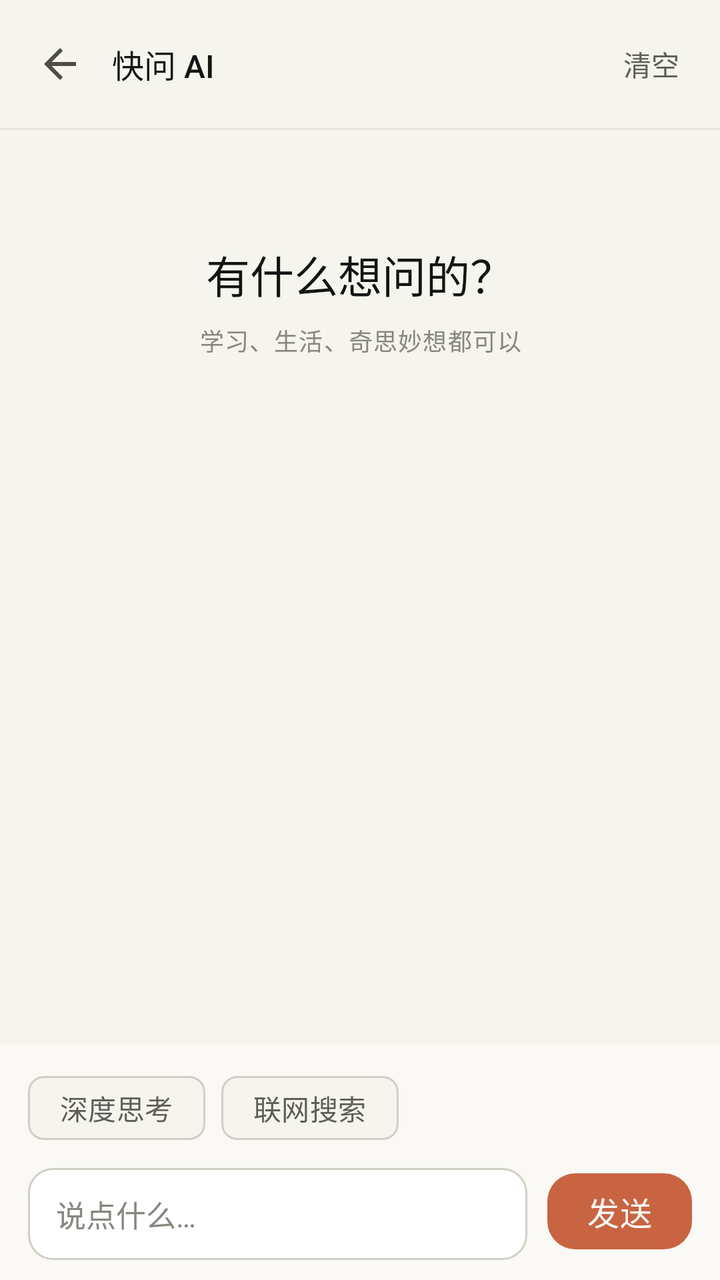
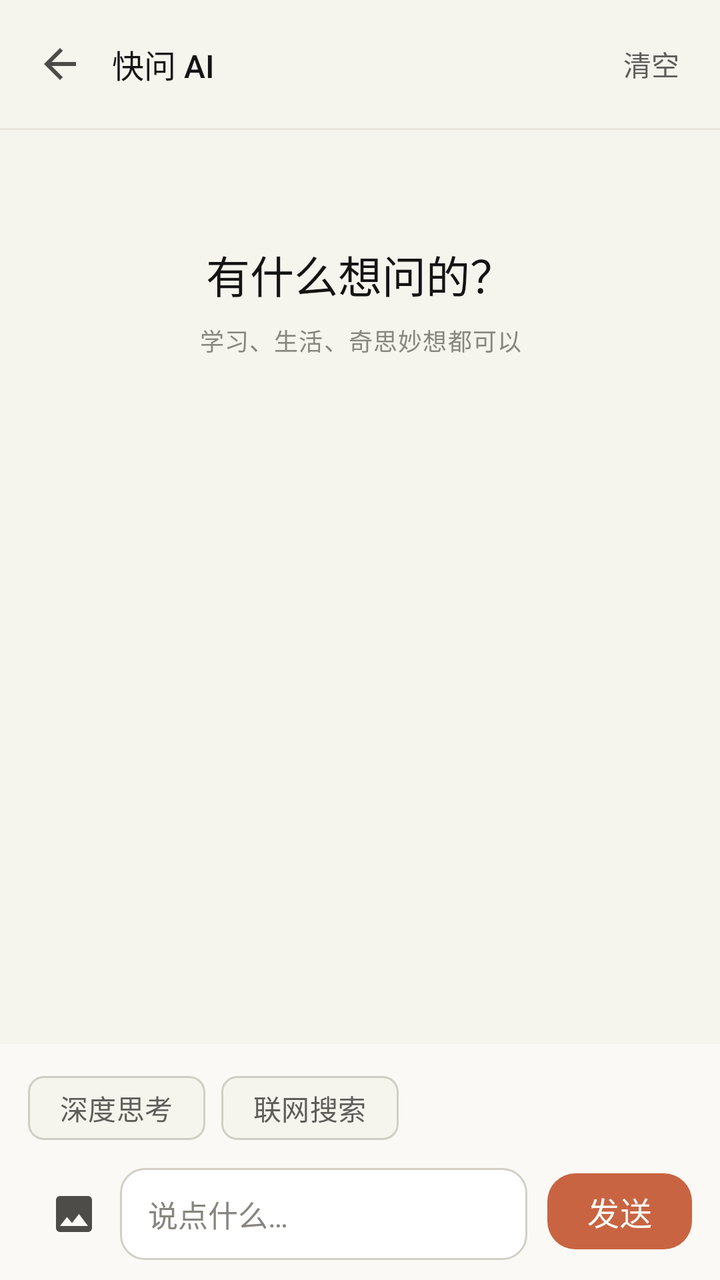

An Android layout rendered at two revisions. The XML below is the earlier revision; the diff shows what the commit changed to produce the second picture.
<!-- AndroidManifest.xml: application theme Theme.FlashSearch -->
<!-- res/layout/activity_chat.xml -->
<?xml version="1.0" encoding="utf-8"?>
<LinearLayout xmlns:android="http://schemas.android.com/apk/res/android"
    xmlns:app="http://schemas.android.com/apk/res-auto"
    android:id="@+id/root"
    android:layout_width="match_parent"
    android:layout_height="match_parent"
    android:background="@color/parchment"
    android:fitsSystemWindows="true"
    android:orientation="vertical">

    
    <LinearLayout
        android:id="@+id/headerBar"
        android:layout_width="match_parent"
        android:layout_height="wrap_content"
        android:background="@color/parchment"
        android:gravity="center_vertical"
        android:orientation="horizontal"
        android:paddingStart="8dp"
        android:paddingTop="8dp"
        android:paddingEnd="8dp"
        android:paddingBottom="8dp">

        <ImageButton
            android:id="@+id/backButton"
            android:layout_width="44dp"
            android:layout_height="44dp"
            android:background="?attr/selectableItemBackgroundBorderless"
            android:contentDescription="@string/action_close"
            android:src="@drawable/ic_arrow_back"
            app:tint="@color/charcoal_warm" />

        <TextView
            android:id="@+id/headerTitle"
            android:layout_width="0dp"
            android:layout_height="wrap_content"
            android:layout_marginStart="4dp"
            android:layout_weight="1"
            android:text="@string/chat_title"
            android:textAppearance="@style/TextAppearance.FlashSearch.Serif.Section" />

        <com.google.android.material.button.MaterialButton
            android:id="@+id/clearButton"
            style="@style/Widget.FlashSearch.TextButton"
            android:layout_width="wrap_content"
            android:layout_height="wrap_content"
            android:minWidth="0dp"
            android:text="@string/chat_clear" />
    </LinearLayout>

    <View
        android:layout_width="match_parent"
        android:layout_height="1dp"
        android:background="@color/border_warm" />

    
    <FrameLayout
        android:layout_width="match_parent"
        android:layout_height="0dp"
        android:layout_weight="1">

        <androidx.recyclerview.widget.RecyclerView
            android:id="@+id/messageList"
            android:layout_width="match_parent"
            android:layout_height="match_parent"
            android:clipToPadding="false"
            android:paddingStart="14dp"
            android:paddingTop="12dp"
            android:paddingEnd="14dp"
            android:paddingBottom="12dp" />

        
        <ScrollView
            android:id="@+id/emptyBox"
            android:layout_width="match_parent"
            android:layout_height="match_parent"
            android:fillViewport="true">

            <LinearLayout
                android:layout_width="match_parent"
                android:layout_height="wrap_content"
                android:gravity="center_horizontal"
                android:orientation="vertical"
                android:paddingStart="24dp"
                android:paddingTop="56dp"
                android:paddingEnd="24dp"
                android:paddingBottom="24dp">

                <TextView
                    android:layout_width="wrap_content"
                    android:layout_height="wrap_content"
                    android:text="@string/chat_greeting"
                    android:textAppearance="@style/TextAppearance.FlashSearch.Serif.Title" />

                <TextView
                    android:layout_width="wrap_content"
                    android:layout_height="wrap_content"
                    android:layout_marginTop="8dp"
                    android:gravity="center"
                    android:text="@string/chat_greeting_hint"
                    android:textAppearance="@style/TextAppearance.FlashSearch.Caption" />

                <com.google.android.material.chip.ChipGroup
                    android:id="@+id/suggestionGroup"
                    android:layout_width="match_parent"
                    android:layout_height="wrap_content"
                    android:layout_marginTop="24dp"
                    app:chipSpacingVertical="10dp"
                    app:singleLine="false" />
            </LinearLayout>
        </ScrollView>

        <ProgressBar
            android:id="@+id/connecting"
            android:layout_width="wrap_content"
            android:layout_height="wrap_content"
            android:layout_gravity="center"
            android:visibility="gone" />
    </FrameLayout>

    
    <LinearLayout
        android:layout_width="match_parent"
        android:layout_height="wrap_content"
        android:background="@color/ivory"
        android:orientation="vertical"
        android:paddingStart="14dp"
        android:paddingTop="8dp"
        android:paddingEnd="14dp"
        android:paddingBottom="10dp">

        <com.google.android.material.chip.ChipGroup
            android:id="@+id/switchGroup"
            android:layout_width="match_parent"
            android:layout_height="wrap_content"
            android:layout_marginBottom="6dp"
            app:chipSpacingHorizontal="8dp"
            app:singleLine="true">

            <com.google.android.material.chip.Chip
                android:id="@+id/thinkChip"
                style="@style/Widget.Material3.Chip.Filter"
                android:layout_width="wrap_content"
                android:layout_height="wrap_content"
                android:text="@string/chat_think" />

            <com.google.android.material.chip.Chip
                android:id="@+id/searchChip"
                style="@style/Widget.Material3.Chip.Filter"
                android:layout_width="wrap_content"
                android:layout_height="wrap_content"
                android:text="@string/chat_search" />
        </com.google.android.material.chip.ChipGroup>

        <LinearLayout
            android:layout_width="match_parent"
            android:layout_height="wrap_content"
            android:gravity="bottom"
            android:orientation="horizontal">

            <EditText
                android:id="@+id/input"
                android:layout_width="0dp"
                android:layout_height="wrap_content"
                android:layout_weight="1"
                android:background="@drawable/bg_input"
                android:gravity="center_vertical"
                android:hint="@string/chat_hint"
                android:inputType="textMultiLine|textCapSentences"
                android:maxLines="5"
                android:minHeight="46dp"
                android:paddingStart="14dp"
                android:paddingTop="11dp"
                android:paddingEnd="14dp"
                android:paddingBottom="11dp"
                android:textColor="@color/near_black"
                android:textColorHint="@color/stone_gray"
                android:textSize="15sp" />

            <com.google.android.material.button.MaterialButton
                android:id="@+id/sendButton"
                style="@style/Widget.FlashSearch.PrimaryButton"
                android:layout_width="wrap_content"
                android:layout_height="46dp"
                android:layout_marginStart="10dp"
                android:minWidth="0dp"
                android:paddingStart="20dp"
                android:paddingTop="0dp"
                android:paddingEnd="20dp"
                android:paddingBottom="0dp"
                android:text="@string/chat_send" />
        </LinearLayout>
    </LinearLayout>
</LinearLayout>
<!-- resources referenced by this layout -->
<resources>
  <color name="border_warm">#E8E6DC</color>
  <color name="charcoal_warm">#4D4C48</color>
  <color name="ivory">#FAF9F5</color>
  <color name="near_black">#141413</color>
  <color name="parchment">#F5F4ED</color>
  <color name="stone_gray">#87867F</color>
  <!-- drawable bg_input (drawable) -->
  <?xml version="1.0" encoding="utf-8"?>
  <shape xmlns:android="http://schemas.android.com/apk/res/android"
      android:shape="rectangle">
      <solid android:color="@color/pure_white" />
      <corners android:radius="12dp" />
      <stroke
          android:width="1dp"
          android:color="@color/ring_warm" />
  </shape>
  <!-- drawable ic_arrow_back (drawable) -->
  <vector xmlns:android="http://schemas.android.com/apk/res/android"
      android:width="24dp"
      android:height="24dp"
      android:viewportWidth="24"
      android:viewportHeight="24"
      android:autoMirrored="true">
      <path
          android:fillColor="#FFFFFFFF"
          android:pathData="M20,11H7.83l5.59,-5.59L12,4l-8,8 8,8 1.41,-1.41L7.83,13H20v-2z" />
  </vector>
  <string name="action_close">关闭</string>
  <string name="chat_clear">清空</string>
  <string name="chat_greeting">有什么想问的？</string>
  <string name="chat_greeting_hint">学习、生活、奇思妙想都可以</string>
  <string name="chat_hint">说点什么…</string>
  <string name="chat_search">联网搜索</string>
  <string name="chat_send">发送</string>
  <string name="chat_think">深度思考</string>
  <string name="chat_title">快问 AI</string>
  <style name="TextAppearance.FlashSearch.Caption" parent="TextAppearance.Material3.BodySmall">
          <item name="android:lineSpacingMultiplier">1.4</item>
          <item name="android:textColor">@color/stone_gray</item>
      </style>
  <style name="TextAppearance.FlashSearch.Serif.Section" parent="TextAppearance.Material3.TitleMedium">
          <item name="android:fontFamily">serif</item>
          <item name="android:textStyle">normal</item>
          <item name="android:textColor">@color/near_black</item>
          <item name="android:letterSpacing">0</item>
          <item name="android:textFontWeight" tools:targetApi="28">500</item>
      </style>
  <style name="TextAppearance.FlashSearch.Serif.Title" parent="TextAppearance.Material3.TitleLarge">
          <item name="android:fontFamily">serif</item>
          <item name="android:textStyle">normal</item>
          <item name="android:textColor">@color/near_black</item>
          <item name="android:letterSpacing">0</item>
          <item name="android:textFontWeight" tools:targetApi="28">500</item>
      </style>
  <style name="Widget.FlashSearch.TextButton" parent="Widget.Material3.Button.TextButton">
          <item name="android:textColor">@color/olive_gray</item>
          <item name="rippleColor">@color/warm_sand</item>
          <item name="elevation">0dp</item>
      </style>
  <color name="pure_white">#FFFFFF</color>
  <color name="ring_warm">#D1CFC5</color>
  <color name="terracotta">#C96442</color>
  <color name="olive_gray">#5E5D59</color>
  <color name="warm_sand">#E8E6DC</color>
  <color name="coral">#D97757</color>
  <color name="error_crimson">#B53333</color>
  <color name="border_cream">#F0EEE6</color>
  <!-- unchanged entries left out for length: 2 -->
</resources>

<!-- the commit's change to res/layout/activity_chat.xml (unified diff, before → after) -->
@@ -157,6 +157,15 @@
             android:layout_height="wrap_content"
             android:gravity="bottom"
             android:orientation="horizontal">
+
+            <ImageButton
+                android:id="@+id/imageButton"
+                android:layout_width="46dp"
+                android:layout_height="46dp"
+                android:background="?attr/selectableItemBackgroundBorderless"
+                android:contentDescription="@string/chat_pick_image"
+                android:padding="11dp"
+                android:src="@drawable/ic_image" />
 
             <EditText
                 android:id="@+id/input"
<!-- resource entries referenced after the edit -->
@@ -27,11 +27,24 @@
           android:fillColor="#FFFFFFFF"
           android:pathData="M20,11H7.83l5.59,-5.59L12,4l-8,8 8,8 1.41,-1.41L7.83,13H20v-2z" />
   </vector>
+  <!-- drawable ic_image (drawable) -->
+  <?xml version="1.0" encoding="utf-8"?>
+  <vector xmlns:android="http://schemas.android.com/apk/res/android"
+      android:width="24dp"
+      android:height="24dp"
+      android:viewportWidth="24"
+      android:viewportHeight="24"
+      android:tint="@color/charcoal_warm">
+      <path
+          android:fillColor="@android:color/white"
+          android:pathData="M21,19V5c0,-1.1 -0.9,-2 -2,-2H5c-1.1,0 -2,0.9 -2,2v14c0,1.1 0.9,2 2,2h14c1.1,0 2,-0.9 2,-2zM8.5,13.5l2.5,3.01L14.5,12l4.5,6H5l3.5,-4.5z" />
+  </vector>
   <string name="action_close">关闭</string>
   <string name="chat_clear">清空</string>
   <string name="chat_greeting">有什么想问的？</string>
   <string name="chat_greeting_hint">学习、生活、奇思妙想都可以</string>
   <string name="chat_hint">说点什么…</string>
+  <string name="chat_pick_image">选图片</string>
   <string name="chat_search">联网搜索</string>
   <string name="chat_send">发送</string>
   <string name="chat_think">深度思考</string>
